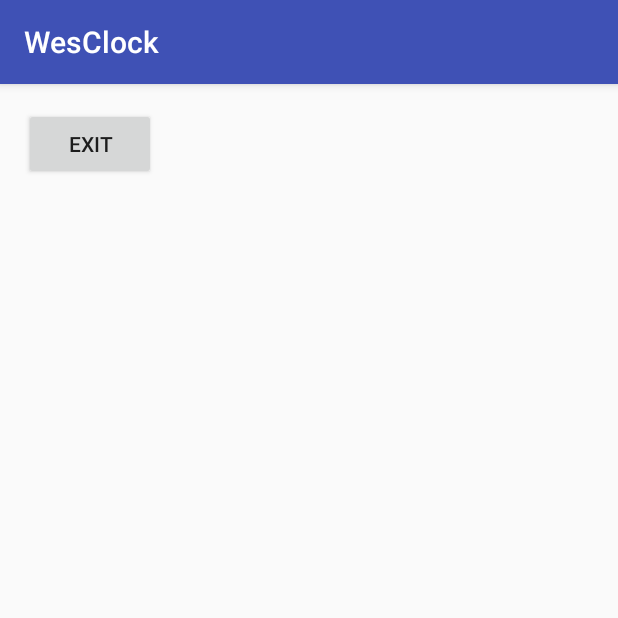
After one commit to tahnok/ALRM, an Android app: the AlarmActivity screen opened directly, with no data from a screen before it, on a phone screen of 412 x 824 dp, the top half of it. The commit adds this screen. Run offline under Robolectric (Android 15) with nearby library versions, the phone set to English and light mode, and no system bars; our stand-ins replace ButterKnife.

Commit message:
add skeleton alarm activity

```diff
--- a/app/src/main/AndroidManifest.xml
+++ b/app/src/main/AndroidManifest.xml
@@ -18,6 +18,8 @@
                 <category android:name="android.intent.category.LAUNCHER"/>
             </intent-filter>
         </activity>
+        <activity android:name=".AlarmActivity">
+        </activity>
     </application>
 
 </manifest>
--- /dev/null
+++ b/app/src/main/java/me/tahnok/wesclock/AlarmActivity.java
@@ -0,0 +1,22 @@
+package me.tahnok.wesclock;
+
+import android.support.v7.app.AppCompatActivity;
+import android.os.Bundle;
+
+import butterknife.ButterKnife;
+import butterknife.OnClick;
+
+public class AlarmActivity extends AppCompatActivity {
+
+    @Override
+    protected void onCreate(Bundle savedInstanceState) {
+        super.onCreate(savedInstanceState);
+        setContentView(R.layout.activity_alarm);
+        ButterKnife.bind(this);
+    }
+
+    @OnClick(R.id.exit_button)
+    public void exitClick() {
+        finish();
+    }
+}
--- /dev/null
+++ b/app/src/main/res/layout/activity_alarm.xml
@@ -0,0 +1,20 @@
+<?xml version="1.0" encoding="utf-8"?>
+<LinearLayout
+    android:id="@+id/activity_alarm"
+    xmlns:android="http://schemas.android.com/apk/res/android"
+    xmlns:tools="http://schemas.android.com/tools"
+    android:layout_width="match_parent"
+    android:layout_height="match_parent"
+    android:paddingBottom="@dimen/activity_vertical_margin"
+    android:paddingLeft="@dimen/activity_horizontal_margin"
+    android:paddingRight="@dimen/activity_horizontal_margin"
+    android:paddingTop="@dimen/activity_vertical_margin"
+    tools:context="me.tahnok.wesclock.AlarmActivity"
+    android:orientation="vertical">
+    <Button
+        android:id="@+id/exit_button"
+        android:text="Exit"
+        android:layout_width="wrap_content"
+        android:layout_height="wrap_content"/>
+
+</LinearLayout>
--- a/app/src/main/res/layout/content_set_alarm.xml
+++ b/app/src/main/res/layout/content_set_alarm.xml
@@ -24,4 +24,9 @@
         android:textSize="40dp"
         tools:text="09:12"
         />
+    <TextView
+        android:id="@+id/test_button"
+        android:text="test"
+        android:layout_width="wrap_content"
+        android:layout_height="wrap_content"/>
 </LinearLayout>
```
Also changed, not shown: app/src/main/java/me/tahnok/wesclock/SetAlarmActivity.java (+7 -0 lines).
